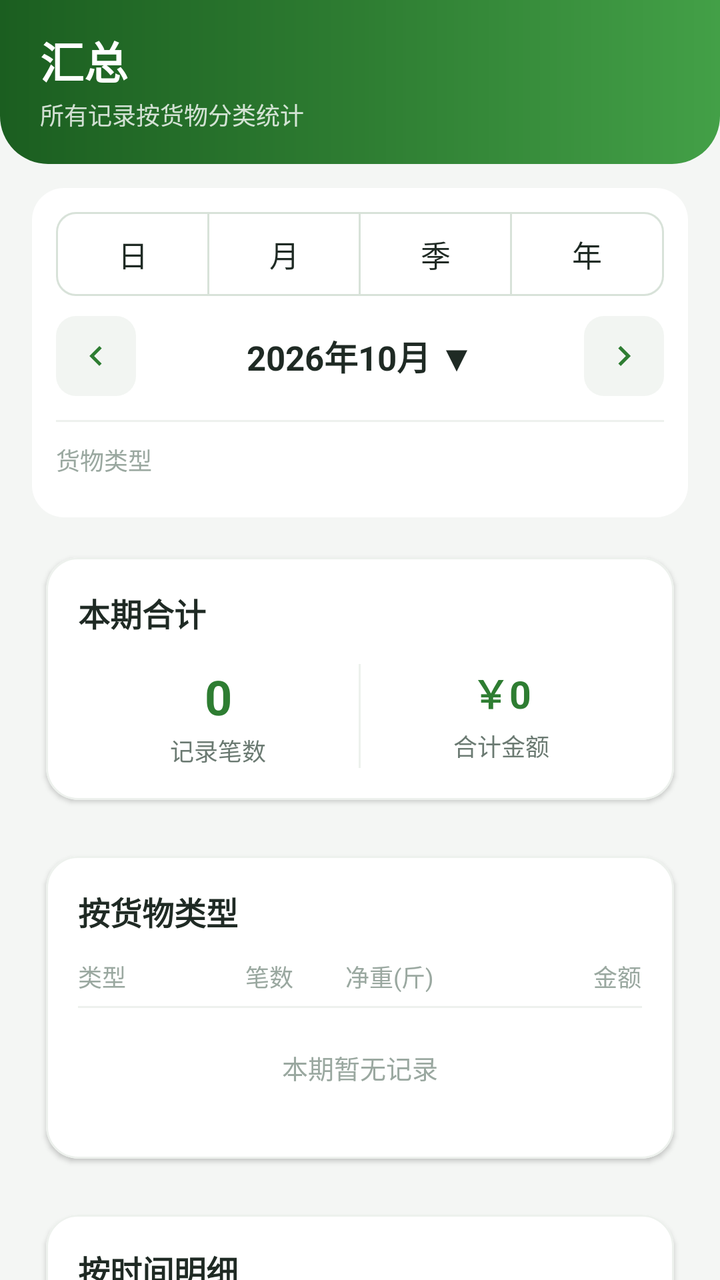
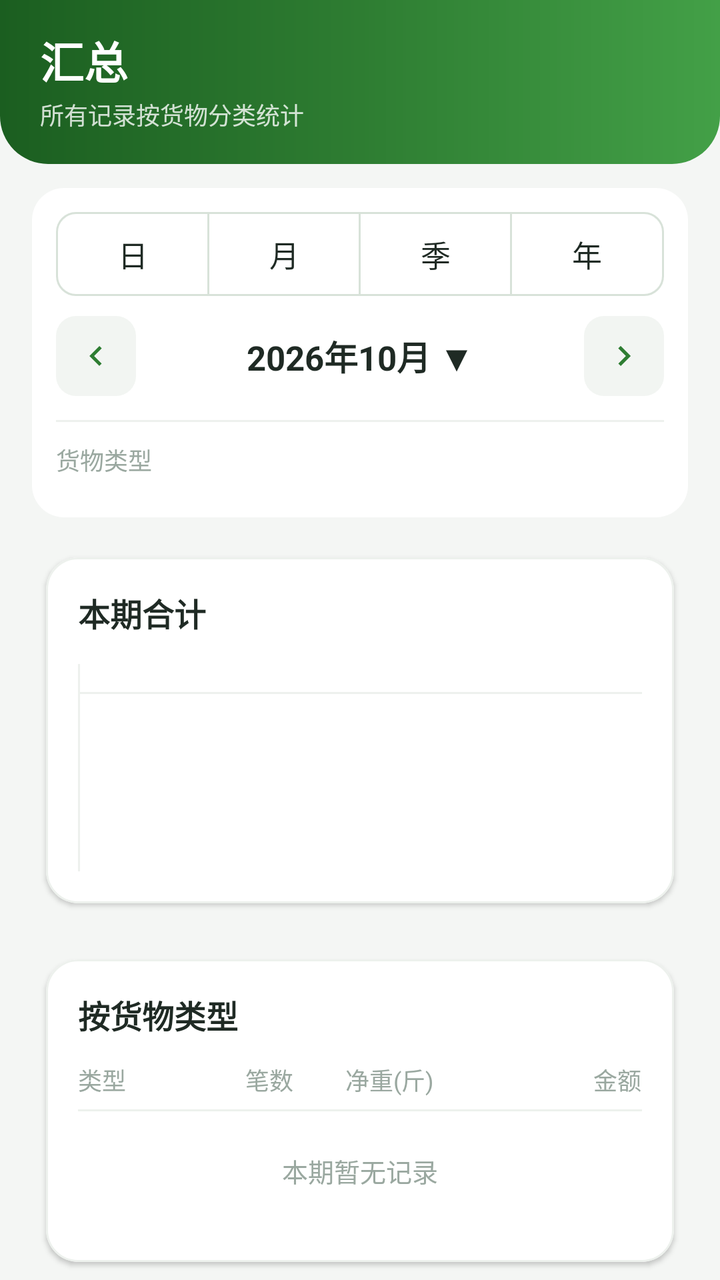

Compare the two renders of this Android layout. The source of the first and the diff that turns it into the second are given below.
<!-- AndroidManifest.xml: application theme Theme.FarmTrade -->
<!-- res/layout/fragment_chart.xml -->
<?xml version="1.0" encoding="utf-8"?>
<LinearLayout xmlns:android="http://schemas.android.com/apk/res/android"
    xmlns:app="http://schemas.android.com/apk/res-auto"
    android:layout_width="match_parent"
    android:layout_height="match_parent"
    android:orientation="vertical"
    android:background="@color/bg_page">

    
    <LinearLayout
        android:layout_width="match_parent"
        android:layout_height="wrap_content"
        android:background="@drawable/bg_header"
        android:paddingStart="20dp"
        android:paddingEnd="20dp"
        android:paddingTop="14dp"
        android:paddingBottom="16dp"
        android:orientation="horizontal"
        android:gravity="center_vertical">

        <LinearLayout
            android:layout_width="0dp"
            android:layout_height="wrap_content"
            android:layout_weight="1"
            android:orientation="vertical">

            <TextView
                android:layout_width="wrap_content"
                android:layout_height="wrap_content"
                android:text="汇总"
                android:textColor="@color/white"
                android:textSize="22sp"
                android:textStyle="bold" />

            <TextView
                android:layout_width="wrap_content"
                android:layout_height="wrap_content"
                android:text="所有记录按货物分类统计"
                android:textColor="#CCFFFFFF"
                android:textSize="12sp"
                android:layout_marginTop="2dp" />
        </LinearLayout>
    </LinearLayout>

    
    <LinearLayout
        android:layout_width="match_parent"
        android:layout_height="wrap_content"
        android:layout_marginStart="16dp"
        android:layout_marginEnd="16dp"
        android:layout_marginTop="12dp"
        android:orientation="vertical"
        android:background="@drawable/bg_card"
        android:padding="12dp">

        <com.google.android.material.button.MaterialButtonToggleGroup
            android:id="@+id/togglePeriod"
            android:layout_width="match_parent"
            android:layout_height="wrap_content"
            app:selectionRequired="true"
            app:singleSelection="true">
            <com.google.android.material.button.MaterialButton
                android:id="@+id/btnPeriodDay"
                style="@style/Widget.FarmTrade.Button.Toggle"
                android:layout_width="0dp"
                android:layout_height="42dp"
                android:layout_weight="1"
                android:text="日" />
            <com.google.android.material.button.MaterialButton
                android:id="@+id/btnPeriodMonth"
                style="@style/Widget.FarmTrade.Button.Toggle"
                android:layout_width="0dp"
                android:layout_height="42dp"
                android:layout_weight="1"
                android:text="月" />
            <com.google.android.material.button.MaterialButton
                android:id="@+id/btnPeriodQuarter"
                style="@style/Widget.FarmTrade.Button.Toggle"
                android:layout_width="0dp"
                android:layout_height="42dp"
                android:layout_weight="1"
                android:text="季" />
            <com.google.android.material.button.MaterialButton
                android:id="@+id/btnPeriodYear"
                style="@style/Widget.FarmTrade.Button.Toggle"
                android:layout_width="0dp"
                android:layout_height="42dp"
                android:layout_weight="1"
                android:text="年" />
        </com.google.android.material.button.MaterialButtonToggleGroup>

        <LinearLayout
            android:layout_width="match_parent"
            android:layout_height="wrap_content"
            android:orientation="horizontal"
            android:gravity="center_vertical"
            android:layout_marginTop="10dp">

            <ImageView
                android:id="@+id/btnPrev"
                android:layout_width="40dp"
                android:layout_height="40dp"
                android:padding="10dp"
                android:src="@drawable/ic_chevron_left"
                android:contentDescription="上一个"
                android:background="@drawable/bg_input"
                android:clickable="true"
                android:focusable="true"
                app:tint="@color/green_primary" />

            <TextView
                android:id="@+id/tvPeriodLabel"
                android:layout_width="0dp"
                android:layout_height="40dp"
                android:layout_weight="1"
                android:text="2026年10月 ▼"
                android:textColor="@color/text_primary"
                android:textSize="17sp"
                android:textStyle="bold"
                android:gravity="center"
                android:clickable="true"
                android:focusable="true"
                android:background="?attr/selectableItemBackground" />

            <ImageView
                android:id="@+id/btnNext"
                android:layout_width="40dp"
                android:layout_height="40dp"
                android:padding="10dp"
                android:src="@drawable/ic_chevron_right"
                android:contentDescription="下一个"
                android:background="@drawable/bg_input"
                android:clickable="true"
                android:focusable="true"
                app:tint="@color/green_primary" />
        </LinearLayout>

        
        <View
            android:layout_width="match_parent"
            android:layout_height="1dp"
            android:background="@color/divider"
            android:layout_marginTop="12dp"
            android:layout_marginBottom="10dp" />

        <TextView
            android:layout_width="wrap_content"
            android:layout_height="wrap_content"
            android:text="货物类型"
            android:textColor="@color/text_hint"
            android:textSize="12sp"
            android:layout_marginBottom="8dp" />

        <HorizontalScrollView
            android:layout_width="match_parent"
            android:layout_height="wrap_content"
            android:scrollbars="none">

            <com.google.android.material.chip.ChipGroup
                android:id="@+id/chipGroupTypeFilter"
                android:layout_width="wrap_content"
                android:layout_height="wrap_content"
                app:chipSpacingHorizontal="8dp"
                app:selectionRequired="true"
                app:singleSelection="true" />
        </HorizontalScrollView>
    </LinearLayout>

    <ScrollView
        android:layout_width="match_parent"
        android:layout_height="0dp"
        android:layout_weight="1"
        android:fillViewport="true"
        android:scrollbars="none">

        <LinearLayout
            android:layout_width="match_parent"
            android:layout_height="wrap_content"
            android:orientation="vertical"
            android:paddingStart="16dp"
            android:paddingEnd="16dp"
            android:paddingTop="12dp"
            android:paddingBottom="24dp">

            
            <com.google.android.material.card.MaterialCardView
                android:layout_width="match_parent"
                android:layout_height="wrap_content"
                android:layout_marginBottom="12dp"
                app:cardCornerRadius="@dimen/radius_m"
                app:cardElevation="1.5dp"
                app:strokeColor="@color/divider"
                app:strokeWidth="1dp">

                <LinearLayout
                    android:layout_width="match_parent"
                    android:layout_height="wrap_content"
                    android:orientation="vertical"
                    android:padding="16dp">

                    <TextView
                        android:layout_width="wrap_content"
                        android:layout_height="wrap_content"
                        android:text="本期合计"
                        android:textColor="@color/text_primary"
                        android:textSize="16sp"
                        android:textStyle="bold" />

                    <LinearLayout
                        android:layout_width="match_parent"
                        android:layout_height="wrap_content"
                        android:orientation="horizontal"
                        android:layout_marginTop="14dp"
                        android:weightSum="2">

                        <LinearLayout
                            android:layout_width="0dp"
                            android:layout_height="wrap_content"
                            android:layout_weight="1"
                            android:orientation="vertical"
                            android:gravity="center">

                            <TextView
                                android:id="@+id/tvStatCount"
                                android:layout_width="wrap_content"
                                android:layout_height="wrap_content"
                                android:text="0"
                                android:textColor="@color/green_primary"
                                android:textSize="24sp"
                                android:textStyle="bold" />

                            <TextView
                                android:layout_width="wrap_content"
                                android:layout_height="wrap_content"
                                android:text="记录笔数"
                                android:textColor="@color/text_secondary"
                                android:textSize="12sp"
                                android:layout_marginTop="2dp" />
                        </LinearLayout>

                        <View
                            android:layout_width="1dp"
                            android:layout_height="match_parent"
                            android:background="@color/divider" />

                        <LinearLayout
                            android:layout_width="0dp"
                            android:layout_height="wrap_content"
                            android:layout_weight="1"
                            android:orientation="vertical"
                            android:gravity="center">

                            <TextView
                                android:id="@+id/tvStatAmount"
                                android:layout_width="wrap_content"
                                android:layout_height="wrap_content"
                                android:text="￥0"
                                android:textColor="@color/green_primary"
                                android:textSize="19sp"
                                android:textStyle="bold"
                                android:maxLines="1" />

                            <TextView
                                android:layout_width="wrap_content"
                                android:layout_height="wrap_content"
                                android:text="合计金额"
                                android:textColor="@color/text_secondary"
                                android:textSize="12sp"
                                android:layout_marginTop="4dp" />
                        </LinearLayout>

                    </LinearLayout>
                </LinearLayout>
            </com.google.android.material.card.MaterialCardView>

            
            <com.google.android.material.card.MaterialCardView
                android:layout_width="match_parent"
                android:layout_height="wrap_content"
                android:layout_marginBottom="12dp"
                app:cardCornerRadius="@dimen/radius_m"
                app:cardElevation="1.5dp"
                app:strokeColor="@color/divider"
                app:strokeWidth="1dp">

                <LinearLayout
                    android:layout_width="match_parent"
                    android:layout_height="wrap_content"
                    android:orientation="vertical"
                    android:padding="16dp">

                    <TextView
                        android:layout_width="wrap_content"
                        android:layout_height="wrap_content"
                        android:text="按货物类型"
                        android:textColor="@color/text_primary"
                        android:textSize="16sp"
                        android:textStyle="bold" />

                    <LinearLayout
                        android:layout_width="match_parent"
                        android:layout_height="wrap_content"
                        android:orientation="horizontal"
                        android:layout_marginTop="12dp"
                        android:paddingBottom="6dp">

                        <TextView
                            android:layout_width="0dp"
                            android:layout_height="wrap_content"
                            android:layout_weight="1.0"
                            android:text="类型"
                            android:textColor="@color/text_hint"
                            android:textSize="12sp" />

                        <TextView
                            android:layout_width="0dp"
                            android:layout_height="wrap_content"
                            android:layout_weight="0.55"
                            android:text="笔数"
                            android:textColor="@color/text_hint"
                            android:textSize="12sp"
                            android:gravity="center" />

                        <TextView
                            android:layout_width="0dp"
                            android:layout_height="wrap_content"
                            android:layout_weight="1.05"
                            android:text="净重(斤)"
                            android:textColor="@color/text_hint"
                            android:textSize="12sp"
                            android:gravity="center" />

                        <TextView
                            android:layout_width="0dp"
                            android:layout_height="wrap_content"
                            android:layout_weight="1.15"
                            android:text="金额"
                            android:textColor="@color/text_hint"
                            android:textSize="12sp"
                            android:gravity="end" />
                    </LinearLayout>

                    <View
                        android:layout_width="match_parent"
                        android:layout_height="1dp"
                        android:background="@color/divider" />

                    <LinearLayout
                        android:id="@+id/llTypeRows"
                        android:layout_width="match_parent"
                        android:layout_height="wrap_content"
                        android:orientation="vertical" />

                    <TextView
                        android:id="@+id/tvTypeEmpty"
                        android:layout_width="match_parent"
                        android:layout_height="wrap_content"
                        android:text="本期暂无记录"
                        android:textColor="@color/text_hint"
                        android:textSize="13sp"
                        android:gravity="center"
                        android:paddingTop="20dp"
                        android:paddingBottom="20dp" />
                </LinearLayout>
            </com.google.android.material.card.MaterialCardView>

            
            <com.google.android.material.card.MaterialCardView
                android:layout_width="match_parent"
                android:layout_height="wrap_content"
                app:cardCornerRadius="@dimen/radius_m"
                app:cardElevation="1.5dp"
                app:strokeColor="@color/divider"
                app:strokeWidth="1dp">

                <LinearLayout
                    android:layout_width="match_parent"
                    android:layout_height="wrap_content"
                    android:orientation="vertical"
                    android:padding="16dp">

                    <TextView
                        android:layout_width="wrap_content"
                        android:layout_height="wrap_content"
                        android:text="按时间明细"
                        android:textColor="@color/text_primary"
                        android:textSize="16sp"
                        android:textStyle="bold" />

                    <LinearLayout
                        android:layout_width="match_parent"
                        android:layout_height="wrap_content"
                        android:orientation="horizontal"
                        android:layout_marginTop="12dp"
                        android:paddingBottom="6dp">

                        <TextView
                            android:layout_width="0dp"
                            android:layout_height="wrap_content"
                            android:layout_weight="1.3"
                            android:text="时间"
                            android:textColor="@color/text_hint"
                            android:textSize="12sp" />

                        <TextView
                            android:layout_width="0dp"
                            android:layout_height="wrap_content"
                            android:layout_weight="0.7"
                            android:text="笔数"
                            android:textColor="@color/text_hint"
                            android:textSize="12sp"
                            android:gravity="center" />

                        <TextView
                            android:layout_width="0dp"
                            android:layout_height="wrap_content"
                            android:layout_weight="1.2"
                            android:text="金额"
                            android:textColor="@color/text_hint"
                            android:textSize="12sp"
                            android:gravity="end" />
                    </LinearLayout>

                    <View
                        android:layout_width="match_parent"
                        android:layout_height="1dp"
                        android:background="@color/divider" />

                    <LinearLayout
                        android:id="@+id/llPeriodRows"
                        android:layout_width="match_parent"
                        android:layout_height="wrap_content"
                        android:orientation="vertical" />

                    <TextView
                        android:id="@+id/tvPeriodEmpty"
                        android:layout_width="match_parent"
                        android:layout_height="wrap_content"
                        android:text="本期暂无记录"
                        android:textColor="@color/text_hint"
                        android:textSize="13sp"
                        android:gravity="center"
                        android:paddingTop="20dp"
                        android:paddingBottom="20dp" />
                </LinearLayout>
            </com.google.android.material.card.MaterialCardView>
        </LinearLayout>
    </ScrollView>
</LinearLayout>
<!-- resources referenced by this layout -->
<resources>
  <color name="bg_page">#F4F6F4</color>
  <color name="divider">#EDF1ED</color>
  <color name="green_primary">#2E7D32</color>
  <color name="text_hint">#9AA8A0</color>
  <color name="text_primary">#1F2A24</color>
  <color name="text_secondary">#6B7A72</color>
  <color name="white">#FFFFFF</color>
  <dimen name="radius_m">16dp</dimen>
  <!-- drawable bg_card (drawable) -->
  <?xml version="1.0" encoding="utf-8"?>
  <shape xmlns:android="http://schemas.android.com/apk/res/android" android:shape="rectangle">
      <solid android:color="@color/surface" />
      <corners android:radius="@dimen/radius_m" />
  </shape>
  <!-- drawable bg_input (drawable) -->
  <?xml version="1.0" encoding="utf-8"?>
  <shape xmlns:android="http://schemas.android.com/apk/res/android" android:shape="rectangle">
      <solid android:color="@color/input_fill" />
      <corners android:radius="@dimen/radius_s" />
  </shape>
  <color name="surface">#FFFFFF</color>
  <color name="green_primary_dark">#1B5E20</color>
  <color name="green_primary_light">#43A047</color>
  <dimen name="radius_l">24dp</dimen>
  <color name="input_fill">#F2F5F2</color>
  <dimen name="radius_s">10dp</dimen>
  <color name="chip_stroke">#D8E2D9</color>
  <color name="orange_primary">#EF6C00</color>
  <color name="danger">#D32F2F</color>
  <style name="Widget.FarmTrade.Fab" parent="Widget.MaterialComponents.FloatingActionButton">
          <item name="backgroundTint">@color/green_primary</item>
          <item name="tint">@color/white</item>
          <item name="elevation">6dp</item>
          <item name="fabCustomSize">60dp</item>
          <item name="shapeAppearanceOverlay">@style/ShapeAppearanceOverlay.FarmTrade.Fab</item>
      </style>
  <style name="ThemeOverlay.FarmTrade.BottomSheetDialog" parent="ThemeOverlay.MaterialComponents.BottomSheetDialog">
          <item name="bottomSheetStyle">@style/Widget.FarmTrade.BottomSheet</item>
          <item name="android:windowIsFloating">false</item>
          <item name="android:statusBarColor">@android:color/transparent</item>
      </style>
  <style name="ThemeOverlay.FarmTrade.Dialog" parent="ThemeOverlay.MaterialComponents.MaterialAlertDialog">
          <item name="shapeAppearanceOverlay">@style/ShapeAppearanceOverlay.FarmTrade.Dialog</item>
      </style>
  <color name="border">#E4EAE5</color>
  <dimen name="radius_pill">999dp</dimen>
  <style name="Text.BottomNav.Active" parent="TextAppearance.AppCompat">
          <item name="android:textSize">11sp</item>
          <item name="android:textStyle">bold</item>
          <item name="android:textColor">@color/green_primary</item>
      </style>
  <style name="Text.BottomNav" parent="TextAppearance.AppCompat">
          <item name="android:textSize">11sp</item>
          <item name="android:textColor">@color/text_hint</item>
      </style>
  <style name="ShapeAppearanceOverlay.FarmTrade.Fab" parent="">
          <item name="cornerFamily">rounded</item>
          <item name="cornerSize">18dp</item>
      </style>
  <style name="Widget.FarmTrade.BottomSheet" parent="Widget.MaterialComponents.BottomSheet.Modal">
          <item name="android:background">@drawable/bg_bottom_sheet</item>
      </style>
  <style name="ShapeAppearanceOverlay.FarmTrade.Dialog" parent="">
          <item name="cornerFamily">rounded</item>
          <item name="cornerSize">24dp</item>
      </style>
  <!-- drawable bg_bottom_sheet (drawable) -->
  <?xml version="1.0" encoding="utf-8"?>
  <shape xmlns:android="http://schemas.android.com/apk/res/android" android:shape="rectangle">
      <solid android:color="@color/surface" />
      <corners
          android:topLeftRadius="@dimen/radius_l"
          android:topRightRadius="@dimen/radius_l" />
  </shape>
  <!-- unchanged entries left out for length: 12 -->
</resources>

<!-- the commit's change to res/layout/fragment_chart.xml (unified diff, before → after) -->
@@ -269,6 +269,21 @@
                                 android:layout_marginTop="4dp" />
                         </LinearLayout>
 
+                        <View
+                            android:layout_width="match_parent"
+                            android:layout_height="1dp"
+                            android:background="@color/divider"
+                            android:layout_marginTop="14dp" />
+
+                        <TextView
+                            android:id="@+id/tvDirectionSplit"
+                            android:layout_width="match_parent"
+                            android:layout_height="wrap_content"
+                            android:layout_marginTop="10dp"
+                            android:text="买入 ¥0.00　·　卖出 ¥0.00"
+                            android:textColor="@color/text_secondary"
+                            android:textSize="13sp"
+                            android:gravity="center" />
                     </LinearLayout>
                 </LinearLayout>
             </com.google.android.material.card.MaterialCardView>
